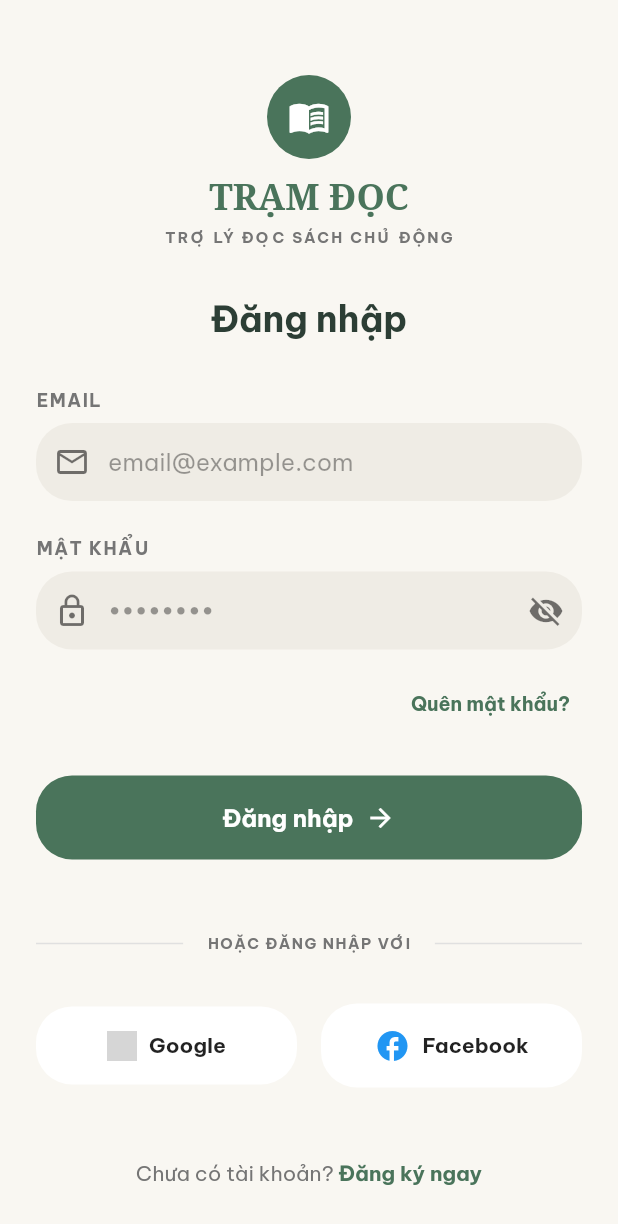
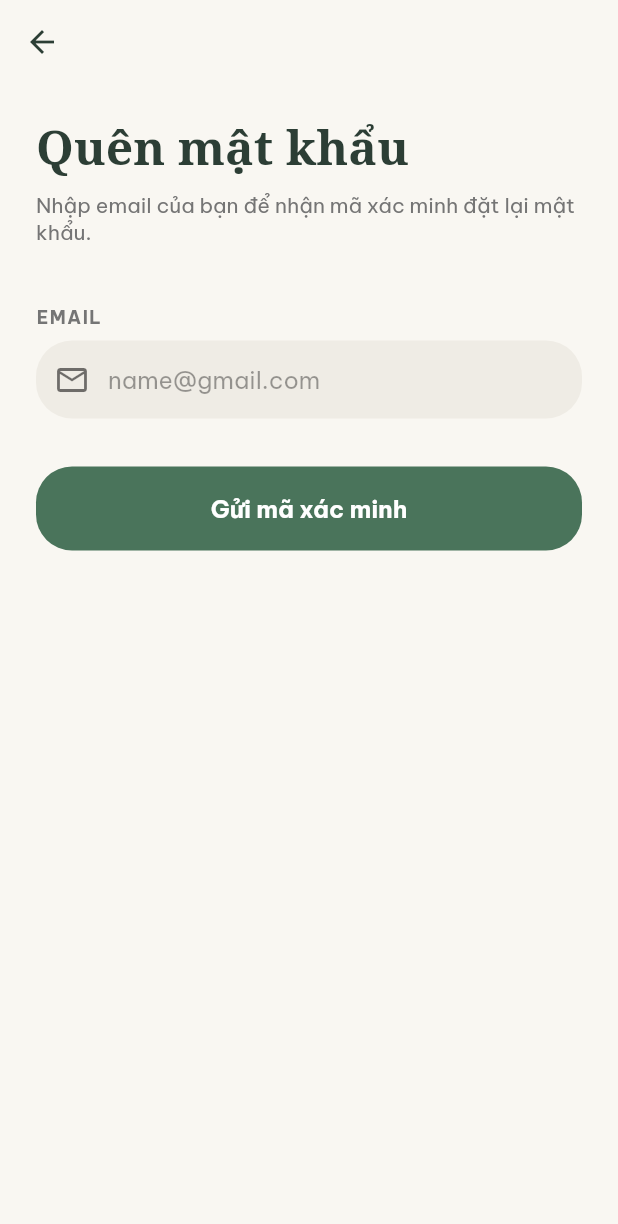
Before and after one commit to HOANGTHI2509/App_Tro_Ly_Doc_Sach_Chu_Dong__Ghi_Nho, a Flutter app: the screen it shows after launch, after a tap on "Quên mật khẩu?", on a phone screen of 412 x 824 dp. Shown: the top 1224 px of the screen. Run offline on Flutter 3.47's test engine with Material 3 defaults, Android fonts, the phone set to English and light mode, and no system bars; our stand-ins replace flutter_local_notifications, flutter_markdown, flutter_riverpod, google_fonts, image_picker, shared_preferences and 2 more; missing offline and left inert: google_mlkit_text_recognition, mobile_scanner; accounts and stored records are empty; grey boxes are pictures that could not be loaded.

Commit message:
Merge forgot_password feature and synchronize UX UI completely

```diff
--- a/reading_station_app/lib/services/notification_service.dart
+++ b/reading_station_app/lib/services/notification_service.dart
@@ -12,6 +12,7 @@
 
   Future<void> init() async {
     tz.initializeTimeZones();
+    tz.setLocalLocation(tz.getLocation('Asia/Ho_Chi_Minh'));
 
     const AndroidInitializationSettings initializationSettingsAndroid =
         AndroidInitializationSettings('@mipmap/ic_launcher');
--- a/reading_station_app/lib/views/admin/admin_support_screen.dart
+++ b/reading_station_app/lib/views/admin/admin_support_screen.dart
@@ -240,7 +240,10 @@
       backgroundColor: const Color(0xFFF8FAFC),
       appBar: AppBar(
         flexibleSpace: Container(color: const Color(0xFFF8FAFC)),
-        automaticallyImplyLeading: false,
+        leading: IconButton(
+          icon: const Icon(Icons.arrow_back_rounded, color: Color(0xFF0C4A6E)),
+          onPressed: () => Navigator.pop(context),
+        ),
         elevation: 0,
         actions: [
           IconButton(
--- a/reading_station_app/lib/views/admin/admin_users_screen.dart
+++ b/reading_station_app/lib/views/admin/admin_users_screen.dart
@@ -559,7 +559,10 @@
       backgroundColor: const Color(0xFFF9FAFC),
       appBar: AppBar(
         flexibleSpace: Container(color: const Color(0xFFF9FAFC)),
-        automaticallyImplyLeading: false,
+        leading: IconButton(
+          icon: const Icon(Icons.arrow_back_rounded, color: Color(0xFF0C4A6E)),
+          onPressed: () => Navigator.pop(context),
+        ),
         elevation: 0,
         actions: [
           IconButton(icon: const Icon(Icons.refresh_rounded, color: Color(0xFF0C4A6E)), onPressed: _fetchUsers),
--- /dev/null
+++ b/reading_station_app/lib/views/auth/forgot_password_screen.dart
@@ -0,0 +1,131 @@
+import 'package:flutter/material.dart';
+import 'package:supabase_flutter/supabase_flutter.dart';
+import '../../controllers/auth_controller.dart';
+import 'otp_screen.dart';
+
+class ForgotPasswordScreen extends StatefulWidget {
+  const ForgotPasswordScreen({super.key});
+
+  @override
+  State<ForgotPasswordScreen> createState() => _ForgotPasswordScreenState();
+}
+
+class _ForgotPasswordScreenState extends State<ForgotPasswordScreen> {
+  final _emailController = TextEditingController();
+  bool _isLoading = false;
+  final _authController = AuthController();
+
+  Future<void> _handleReset() async {
+    if (_emailController.text.trim().isEmpty) {
+      ScaffoldMessenger.of(context).showSnackBar(
+        const SnackBar(content: Text('Vui lòng nhập email của bạn')),
+      );
+      return;
+    }
+
+    setState(() => _isLoading = true);
+
+    try {
+      await _authController.sendPasswordResetEmail(_emailController.text.trim());
+
+      if (mounted) {
+        ScaffoldMessenger.of(context).showSnackBar(
+          const SnackBar(content: Text('Mã xác minh đã được gửi đến email của bạn')),
+        );
+        Navigator.of(context).push(
+          MaterialPageRoute(
+            builder: (context) => OtpScreen(
+              email: _emailController.text.trim(),
+              type: OtpType.recovery,
+            ),
+          ),
+        );
+      }
+    } catch (e) {
+      if (mounted) {
+        ScaffoldMessenger.of(context).showSnackBar(
+          SnackBar(content: Text(e.toString()), backgroundColor: Colors.red),
+        );
+      }
+    } finally {
+      if (mounted) setState(() => _isLoading = false);
+    }
+  }
+
+  @override
+  Widget build(BuildContext context) {
+    const Color primaryGreen = Color(0xFF4A745B);
+    const Color bgBeige = Color(0xFFF9F7F2);
+    const Color inputBg = Color(0xFFEFECE5);
+
+    return Scaffold(
+      backgroundColor: bgBeige,
+      appBar: AppBar(
+        leading: IconButton(
+          icon: const Icon(Icons.arrow_back, color: Color(0xFF2C3E35)),
+          onPressed: () => Navigator.pop(context),
+        ),
+        backgroundColor: Colors.transparent,
+        elevation: 0,
+      ),
+      body: SafeArea(
+        child: Padding(
+          padding: const EdgeInsets.all(24.0),
+          child: Column(
+            crossAxisAlignment: CrossAxisAlignment.start,
+            children: [
+              const Text(
+                'Quên mật khẩu',
+                style: TextStyle(fontSize: 32, fontWeight: FontWeight.bold, color: Color(0xFF2C3E35), fontFamily: 'Serif'),
+              ),
+              const SizedBox(height: 10),
+              const Text(
+                'Nhập email của bạn để nhận mã xác minh đặt lại mật khẩu.',
+                style: TextStyle(color: Color(0xFF757575), fontSize: 14),
+              ),
+              const SizedBox(height: 40),
+              const Text(
+                'EMAIL',
+                style: TextStyle(color: Color(0xFF757575), fontSize: 12, fontWeight: FontWeight.bold, letterSpacing: 1.0),
+              ),
+              const SizedBox(height: 8),
+              Container(
+                decoration: BoxDecoration(color: inputBg, borderRadius: BorderRadius.circular(24)),
+                child: TextField(
+                  controller: _emailController,
+                  keyboardType: TextInputType.emailAddress,
+                  decoration: const InputDecoration(
+                    prefixIcon: Icon(Icons.email_outlined, color: Colors.black54),
+                    hintText: 'name@gmail.com',
+                    hintStyle: TextStyle(color: Colors.black38),
+                    border: InputBorder.none,
+                    contentPadding: EdgeInsets.symmetric(horizontal: 20, vertical: 16),
+                  ),
+                ),
+              ),
+              const SizedBox(height: 32),
+              SizedBox(
+                width: double.infinity,
+                child: ElevatedButton(
+                  onPressed: _isLoading ? null : _handleReset,
+                  style: ElevatedButton.styleFrom(
+                    backgroundColor: primaryGreen,
+                    padding: const EdgeInsets.symmetric(vertical: 18),
+                    shape: RoundedRectangleBorder(borderRadius: BorderRadius.circular(24)),
+                    elevation: 0,
+                  ),
+                  child: _isLoading
+                      ? const SizedBox(width: 24, height: 24, child: CircularProgressIndicator(color: Colors.white, strokeWidth: 2))
+                      : const Text(
+                          'Gửi mã xác minh',
+                          style: TextStyle(fontSize: 16, fontWeight: FontWeight.bold, color: Colors.white),
+                        ),
+                ),
+              ),
+            ],
+          ),
+        ),
+      ),
+    );
+  }
+}
--- a/reading_station_app/lib/views/auth/login_screen.dart
+++ b/reading_station_app/lib/views/auth/login_screen.dart
@@ -1,15 +1,18 @@
 import 'package:flutter/material.dart';
+import 'package:flutter_riverpod/flutter_riverpod.dart';
 import '../../controllers/auth_controller.dart';
+import '../../providers/nav_provider.dart';
 import 'register_screen.dart';
+import 'forgot_password_screen.dart';
 
-class LoginScreen extends StatefulWidget {
+class LoginScreen extends ConsumerStatefulWidget {
   const LoginScreen({super.key});
 
   @override
-  State<LoginScreen> createState() => _LoginScreenState();
+  ConsumerState<LoginScreen> createState() => _LoginScreenState();
 }
 
-class _LoginScreenState extends State<LoginScreen> {
+class _LoginScreenState extends ConsumerState<LoginScreen> {
   final _emailController = TextEditingController();
   final _passwordController = TextEditingController();
   final _authController = AuthController();
@@ -25,6 +28,8 @@
     setState(() => _isLoading = true);
     try {
       await _authController.signIn(email: _emailController.text.trim(), password: _passwordController.text.trim());
+      // Reset navigation index to 0 (LibraryScreen) upon successful login
+      ref.read(navProvider.notifier).setIndex(0);
     } catch (e) {
       if (mounted) ScaffoldMessenger.of(context).showSnackBar(SnackBar(content: Text(e.toString()), backgroundColor: Colors.red));
     } finally {
@@ -124,7 +129,9 @@
               Align(
                 alignment: Alignment.centerRight,
                 child: TextButton(
-                  onPressed: () {},
+                  onPressed: () {
+                    Navigator.push(context, MaterialPageRoute(builder: (_) => const ForgotPasswordScreen()));
+                  },
                   child: const Text('Quên mật khẩu?', style: TextStyle(color: primaryGreen, fontWeight: FontWeight.bold, fontSize: 13)),
                 ),
               ),
@@ -151,51 +158,7 @@
                       ),
               ),
 
-              const SizedBox(height: 48),
-              Row(
-                children: [
-                  Expanded(child: Divider(color: Colors.grey[300], thickness: 1)),
-                  const Padding(
-                    padding: EdgeInsets.symmetric(horizontal: 16),
-                    child: Text('HOẶC ĐĂNG NHẬP VỚI', style: TextStyle(color: Color(0xFF757575), fontSize: 10, fontWeight: FontWeight.bold, letterSpacing: 1.0)),
-                  ),
-                  Expanded(child: Divider(color: Colors.grey[300], thickness: 1)),
-                ],
-              ),
 
-              const SizedBox(height: 32),
-              // Social Buttons
-              Row(
-                children: [
-                  Expanded(
-                    child: ElevatedButton.icon(
-                      onPressed: () {},
-                      icon: Image.network('https://img.icons8.com/color/48/000000/google-logo.png', width: 20, height: 20),
-                      label: const Text('Google', style: TextStyle(color: Colors.black87, fontWeight: FontWeight.bold)),
-                      style: ElevatedButton.styleFrom(
-                        backgroundColor: Colors.white,
-                        elevation: 0,
-                        padding: const EdgeInsets.symmetric(vertical: 16),
-                        shape: RoundedRectangleBorder(borderRadius: BorderRadius.circular(24)),
-                      ),
-                    ),
-                  ),
-                  const SizedBox(width: 16),
-                  Expanded(
-                    child: ElevatedButton.icon(
-                      onPressed: () {},
-                      icon: const Icon(Icons.facebook, color: Colors.blue, size: 24),
-                      label: const Text('Facebook', style: TextStyle(color: Colors.black87, fontWeight: FontWeight.bold)),
-                      style: ElevatedButton.styleFrom(
-                        backgroundColor: Colors.white,
-                        elevation: 0,
-                        padding: const EdgeInsets.symmetric(vertical: 16),
-                        shape: RoundedRectangleBorder(borderRadius: BorderRadius.circular(24)),
-                      ),
-                    ),
-                  ),
-                ],
-              ),
 
               const SizedBox(height: 48),
               Row(
```
Also changed, not shown: reading_station_app/lib/controllers/auth_controller.dart (+42 -3 lines), reading_station_app/lib/views/auth/otp_screen.dart (added, +231 -0 lines), reading_station_app/lib/views/auth/register_screen.dart (+0 -45 lines), reading_station_app/lib/views/auth/reset_password_screen.dart (added, +144 -0 lines), reading_station_app/lib/views/community/community_screen.dart (+13 -9 lines), reading_station_app/lib/views/review/review_screen.dart (+31 -9 lines).
